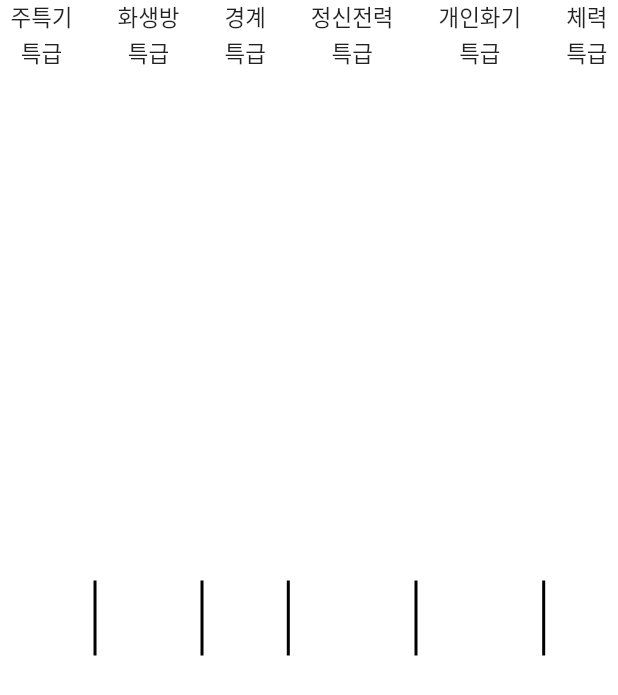
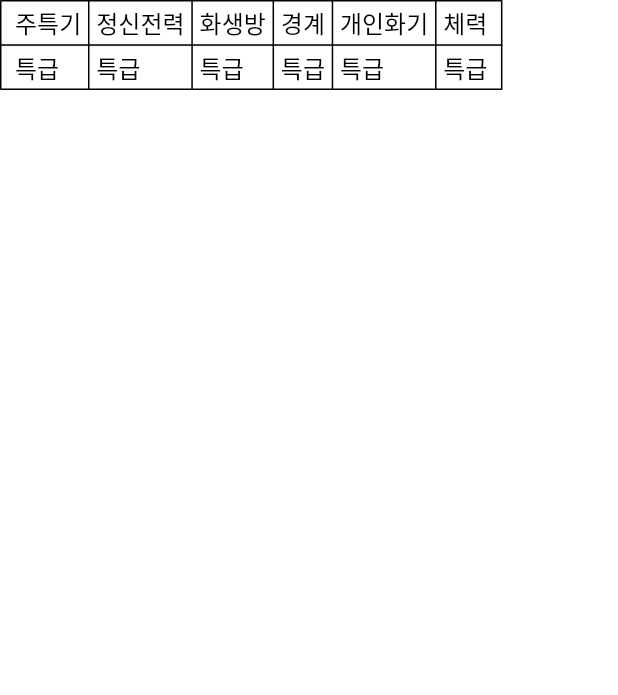
Before and after one commit to ZeVicTech/APP_BestWarrior_Warrior, a Flutter app: what profileGradeInfo() shows on an empty page, opened directly, on a phone screen of 412 x 824 dp. Shown: the top 695 px of the screen. Run offline on Flutter 3.47's test engine with Material 2 defaults, Android fonts, the phone set to English and light mode, and no system bars; our stand-ins replace cloud_firestore, firebase_auth, firebase_core, firebase_database, font_awesome_flutter, table_calendar; accounts and stored records are empty.

Commit message:
프로필 페이지 병기본성적표 수정

```diff
--- a/APP(Android)/best_warrior/lib/component/profile_grade_info.dart
+++ b/APP(Android)/best_warrior/lib/component/profile_grade_info.dart
@@ -6,45 +6,33 @@ import 'package:flutter/widgets.dart';
 class profileGradeInfo extends StatelessWidget {
   @override
   Widget build(BuildContext context) {
-    return Row(
-      mainAxisAlignment: MainAxisAlignment.spaceAround,
-      children: [
-        _buildInfo('주특기', '특급'),
-        _buildLine(),
-        _buildInfo('화생방', '특급'),
-        _buildLine(),
-        _buildInfo('경계', '특급'),
-        _buildLine(),
-        _buildInfo('정신전력', '특급'),
-        _buildLine(),
-        _buildInfo('개인화기', '특급'),
-        _buildLine(),
-        _buildInfo('체력', '특급'),
-      ],
-    );
-  }
-
-  Widget _buildInfo(String title, String grade) {
-    return Column(
-      children: [
-        Text(
-          title,
-          style: TextStyle(fontSize: 15),
-        ),
-        SizedBox(height: 2),
-        Text(
-          grade,
-          style: TextStyle(fontSize: 15),
-        )
-      ],
-    );
-  }
-
-  Widget _buildLine() {
-    return Container(
-      color: Colors.black,
-      width: 2,
-      height: 50,
-    );
+    return DataTable(
+          border: TableBorder.all(color: Color.fromARGB(255, 0, 0, 0)),
+          columnSpacing: 10,
+          horizontalMargin: 10,
+          dataRowHeight: 30,
+          dataTextStyle:
+              TextStyle(fontSize: 16, color: Color.fromARGB(255, 0, 0, 0)),
+          headingRowHeight: 30,
+          headingTextStyle:
+              TextStyle(fontSize: 16, color: Color.fromARGB(255, 0, 0, 0)),
+          columns: [
+            DataColumn(label: Text('주특기')),
+            DataColumn(label: Text('정신전력')),
+            DataColumn(label: Text('화생방')),
+            DataColumn(label: Text('경계')),
+            DataColumn(label: Text('개인화기')),
+            DataColumn(label: Text('체력'))
+          ],
+          rows: [
+            DataRow(cells: [
+              DataCell(Text('특급')),
+              DataCell(Text('특급')),
+              DataCell(Text('특급')),
+              DataCell(Text('특급')),
+              DataCell(Text('특급')),
+              DataCell(Text('특급'))
+            ])
+          ]);
   }
 }
--- a/APP(Android)/best_warrior/lib/component/widget_tree.dart
+++ b/APP(Android)/best_warrior/lib/component/widget_tree.dart
@@ -22,7 +22,7 @@ class _WidgetTreeState extends State<WidgetTree> {
       stream: Auth().authStateChanges,
       builder: (context, snapshot) {
         if (snapshot.hasData) {
-          return MeetingroomPage();
+          return MainPage();
         } else {
           return const LoginPage();
         }
--- a/APP(Android)/best_warrior/lib/pages/login_page.dart
+++ b/APP(Android)/best_warrior/lib/pages/login_page.dart
@@ -64,11 +64,7 @@ class _LoginPageState extends State<LoginPage> {
   Widget _title() {
     return Column(
       children: [
-        Icon(
-          CupertinoIcons.flame,
-          color: Colors.deepOrangeAccent[400],
-          size: 200,
-        ),
+        Image.asset("assets/best_warrior-logo.png"),
         Text(
           '베스트 워리어',
           style: TextStyle(fontSize: 40),
```
Also changed, not shown: APP(Android)/best_warrior/assets/best_warrior-logo.png (added).
